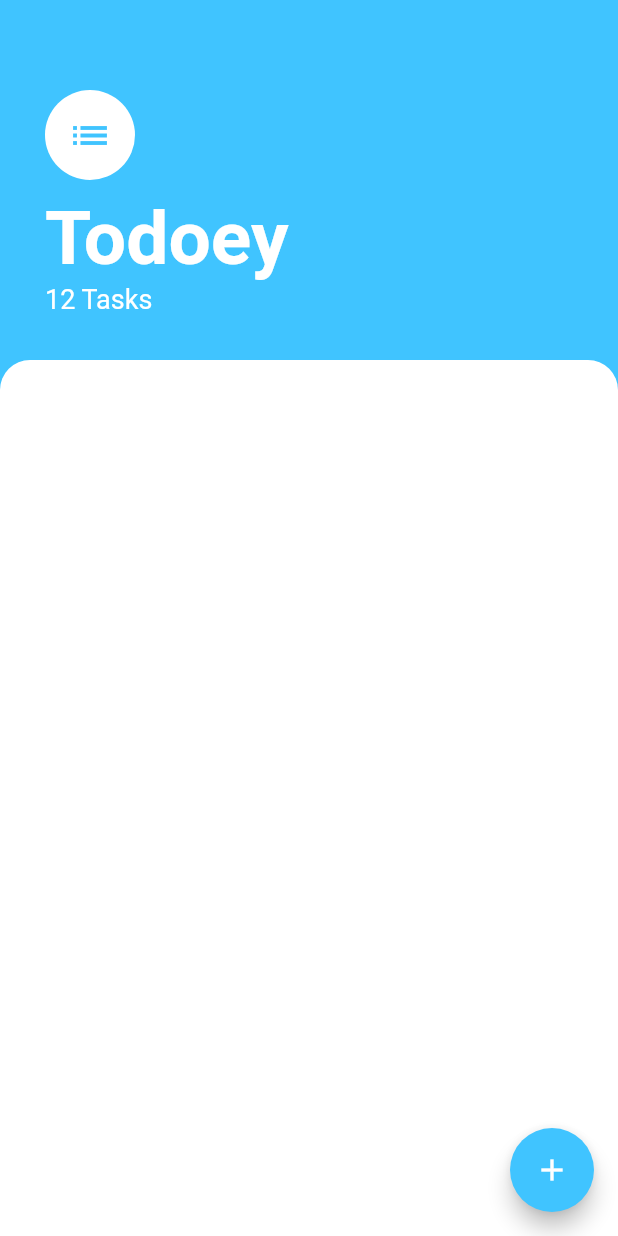
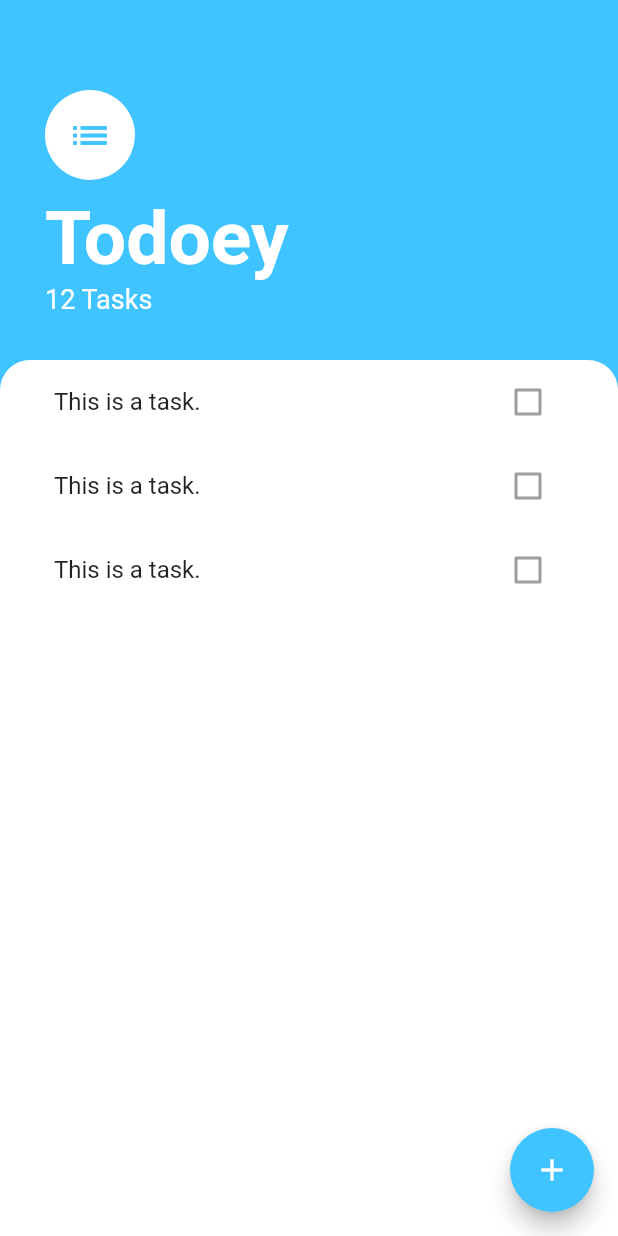
Before and after one commit to omtians9425/todoey_flutter, a Flutter app: the screen it shows after launch, on a phone screen of 412 x 824 dp. Run offline on Flutter 3.47's test engine with Material 2 defaults, Android fonts, the phone set to English and light mode, and no system bars.

Commit message:
create ListView

```diff
--- a/lib/screens/tasks_screen.dart
+++ b/lib/screens/tasks_screen.dart
@@ -50,6 +50,7 @@ class TasksScreen extends StatelessWidget {
           ),
           Expanded(
             child: Container(
+                padding: EdgeInsets.symmetric(horizontal: 20.0),
                 decoration: BoxDecoration(
                   color: Colors.white,
                   borderRadius: BorderRadius.only(
@@ -57,7 +58,22 @@ class TasksScreen extends StatelessWidget {
                     topRight: Radius.circular(20.0),
                   ),
                 ),
+                child: ListView(
+                  children: <Widget>[
+                    ListTile(
+                      title: Text('This is a task.'),
+                      trailing: Checkbox(value: false, onChanged: null),
                     ),
+                    ListTile(
+                      title: Text('This is a task.'),
+                      trailing: Checkbox(value: false, onChanged: null),
+                    ),
+                    ListTile(
+                      title: Text('This is a task.'),
+                      trailing: Checkbox(value: false, onChanged: null),
+                    ),
+                  ],
+                )),
           )
         ],
       ),
```
Lines whose indentation alone changed are shown as unchanged.
